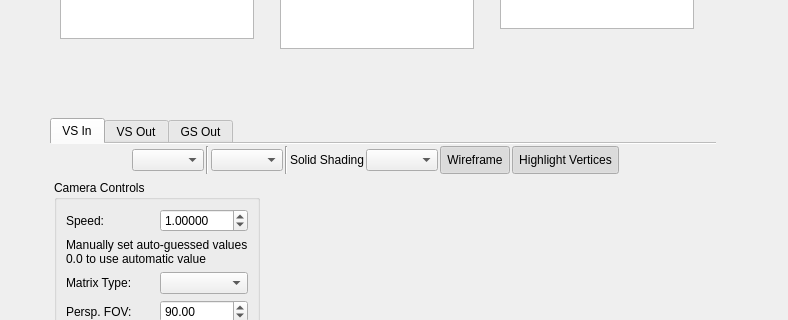
First picture: the form in qrenderdoc/Windows/BufferViewer.ui, repository baldurk/renderdoc, before the edit; both pictures show x 0 to 788 and y 102 to 422 of the 788 by 537 pixel window.
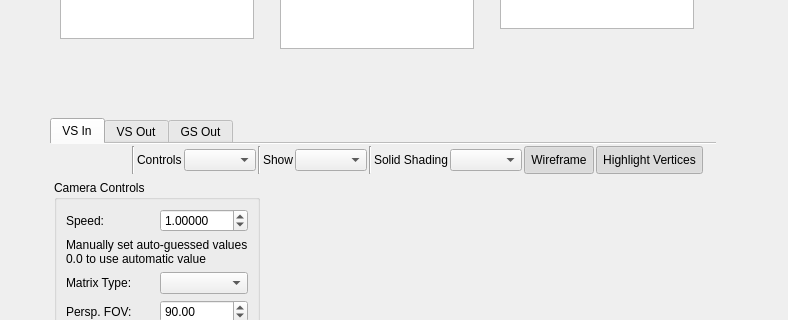
Second picture: the form after the edit. Icons and pictures are not drawn. Custom widgets are drawn as their Qt base class.

Commit message: Clarify the draw range options (this inst vs. all inst vs. whole pass)

Patch:
```diff
--- a/qrenderdoc/Windows/BufferViewer.ui
+++ b/qrenderdoc/Windows/BufferViewer.ui
@@ -233,6 +233,20 @@
              </property>
             </widget>
            </item>
+           <item>
+            <widget class="Line" name="line">
+             <property name="orientation">
+              <enum>Qt::Vertical</enum>
+             </property>
+            </widget>
+           </item>
+           <item>
+            <widget class="QLabel" name="controlTypeLabel">
+             <property name="text">
+              <string>Controls</string>
+             </property>
+            </widget>
+           </item>
            <item>
             <widget class="QComboBox" name="controlType"/>
            </item>
@@ -244,7 +258,18 @@
             </widget>
            </item>
            <item>
-            <widget class="QComboBox" name="drawRange"/>
+            <widget class="QLabel" name="drawRangeLabel">
+             <property name="text">
+              <string>Show</string>
+             </property>
+            </widget>
+           </item>
+           <item>
+            <widget class="QComboBox" name="drawRange">
+             <property name="sizeAdjustPolicy">
+              <enum>QComboBox::AdjustToContents</enum>
+             </property>
+            </widget>
            </item>
            <item>
             <widget class="Line" name="line_6">
```
The commit also changes 2 other files.
